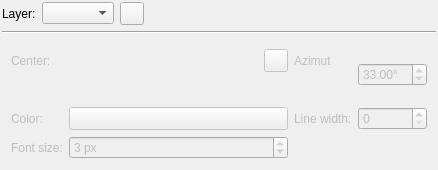
Above: kadas_overlay_ps/overlay_ps_dialog_base.ui from kadas-albireo/kadas-overlay-ps-plugin before the change. Below: the same form after it.
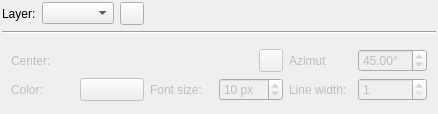
That is the form after the change. Icons and pictures are not drawn. Custom widgets are drawn as their Qt base class.

Commit message: Improve tool dialog layout

The edit to the form file:
```diff
--- a/kadas_overlay_ps/overlay_ps_dialog_base.ui
+++ b/kadas_overlay_ps/overlay_ps_dialog_base.ui
@@ -7,7 +7,7 @@
     <x>0</x>
     <y>0</y>
     <width>438</width>
-    <height>170</height>
+    <height>114</height>
    </rect>
   </property>
   <property name="windowTitle">
@@ -32,11 +32,14 @@
       <bool>false</bool>
      </property>
      <layout class="QGridLayout" name="gridLayout">
-      <item row="0" column="4" rowspan="2">
+      <item row="1" column="5">
        <widget class="QDoubleSpinBox" name="spinBoxAzimut">
         <property name="suffix">
          <string notr="true">°</string>
         </property>
+        <property name="decimals">
+         <number>2</number>
+        </property>
         <property name="maximum">
          <double>360.000000000000000</double>
         </property>
@@ -44,52 +47,76 @@
          <double>22.500000000000000</double>
         </property>
         <property name="value">
-         <double>33.000000000000000</double>
+         <double>45.000000000000000</double>
         </property>
        </widget>
       </item>
-      <item row="3" column="1">
-       <widget class="QgsColorButtonV2" name="toolButtonColor">
-        <property name="sizePolicy">
-         <sizepolicy hsizetype="Preferred" vsizetype="Fixed">
-          <horstretch>0</horstretch>
-          <verstretch>0</verstretch>
-         </sizepolicy>
+      <item row="2" column="5">
+       <widget class="QSpinBox" name="spinBoxLineWidth">
+        <property name="minimum">
+         <number>1</number>
         </property>
        </widget>
       </item>
-      <item row="3" column="3">
+      <item row="2" column="2">
+       <widget class="QLabel" name="labelFontSize">
+        <property name="text">
+         <string>Font size:</string>
+        </property>
+       </widget>
+      </item>
+      <item row="2" column="4">
        <widget class="QLabel" name="labelLineWidth">
         <property name="text">
          <string>Line width:</string>
         </property>
        </widget>
       </item>
-      <item row="0" column="0">
+      <item row="1" column="0">
        <widget class="QLabel" name="labelCenter">
         <property name="text">
          <string>Center:</string>
         </property>
        </widget>
       </item>
-      <item row="3" column="0">
-       <widget class="QLabel" name="labelColor">
-        <property name="text">
-         <string>Color:</string>
-        </property>
-       </widget>
-      </item>
-      <item row="3" column="4">
-       <widget class="QSpinBox" name="spinBoxLineWidth"/>
-      </item>
-      <item row="0" column="3">
+      <item row="1" column="4">
        <widget class="QLabel" name="labelAxes">
         <property name="text">
          <string>Azimut</string>
         </property>
        </widget>
       </item>
-      <item row="0" column="1">
+      <item row="2" column="0">
+       <widget class="QLabel" name="labelColor">
+        <property name="text">
+         <string>Color:</string>
+        </property>
+       </widget>
+      </item>
+      <item row="2" column="1">
+       <widget class="QgsColorButtonV2" name="toolButtonColor">
+        <property name="sizePolicy">
+         <sizepolicy hsizetype="Preferred" vsizetype="Fixed">
+          <horstretch>0</horstretch>
+          <verstretch>0</verstretch>
+         </sizepolicy>
+        </property>
+       </widget>
+      </item>
+      <item row="2" column="3">
+       <widget class="QSpinBox" name="spinBoxFontSize">
+        <property name="suffix">
+         <string> px</string>
+        </property>
+        <property name="minimum">
+         <number>1</number>
+        </property>
+        <property name="value">
+         <number>10</number>
+        </property>
+       </widget>
+      </item>
+      <item row="1" column="1" colspan="3">
        <widget class="QWidget" name="widgetCenter" native="true">
         <layout class="QHBoxLayout" name="horizontalLayout">
          <property name="spacing">
@@ -128,26 +155,6 @@
         </layout>
        </widget>
       </item>
-      <item row="4" column="0">
-       <widget class="QLabel" name="labelFontSize">
-        <property name="text">
-         <string>Font size:</string>
-        </property>
-       </widget>
-      </item>
-      <item row="4" column="1">
-       <widget class="QSpinBox" name="spinBoxFontSize">
-        <property name="suffix">
-         <string> px</string>
-        </property>
-        <property name="minimum">
-         <number>1</number>
-        </property>
-        <property name="value">
-         <number>3</number>
-        </property>
-       </widget>
-      </item>
      </layout>
     </widget>
    </item>
```
Left out of the diff: 3 changed lines with no effect on the pictures.
